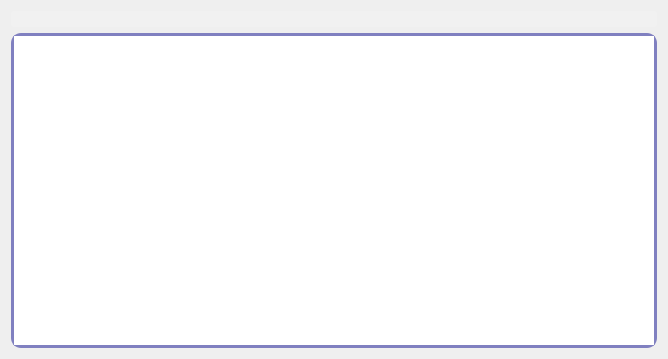
This is Magazin/magazin.ui in mikejg/CamHelper as Qt 5 draws it before an edit. The edited form follows.
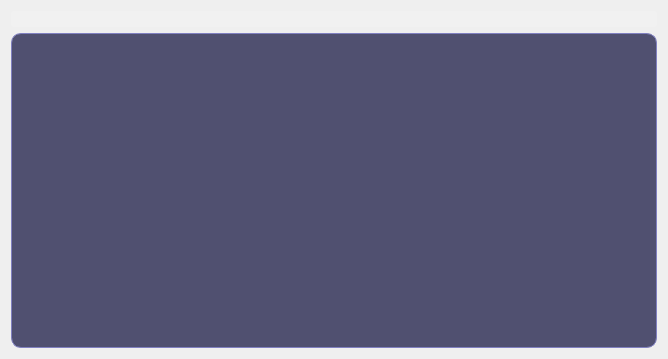
This is the edited form.

What changed in the file:
```diff
--- a/Magazin/magazin.ui
+++ b/Magazin/magazin.ui
@@ -14,14 +14,18 @@
    <string>Form</string>
   </property>
   <property name="styleSheet">
-   <string notr="true">QHeaderView::section { 
+   <string notr="true">/*QHeaderView::section { 
     background-color: rgb(128,128,192);
-    border: 0px;}
+    border: 0px;}*/
 
-QTableView{ border: 3px  solid;
+QTableView{background:rgb(80,80,112); 
+                     border: 1px  solid;
                       border-color: rgb(128, 128, 192);
 					  border-radius: 10px;}
 
+QHeaderView::section:first {
+    border-top-left-radius: 8px; /* Obere linke Ecke abrunden */
+}
 QScrollBar:vertical {
     border: 1px solid #999999;
     background: rgba(255, 255, 255,32);
@@ -66,6 +70,9 @@
    </item>
    <item>
     <widget class="QTableView" name="tableView">
+     <property name="showGrid">
+      <bool>false</bool>
+     </property>
      <attribute name="horizontalHeaderDefaultSectionSize">
       <number>100</number>
      </attribute>
```
